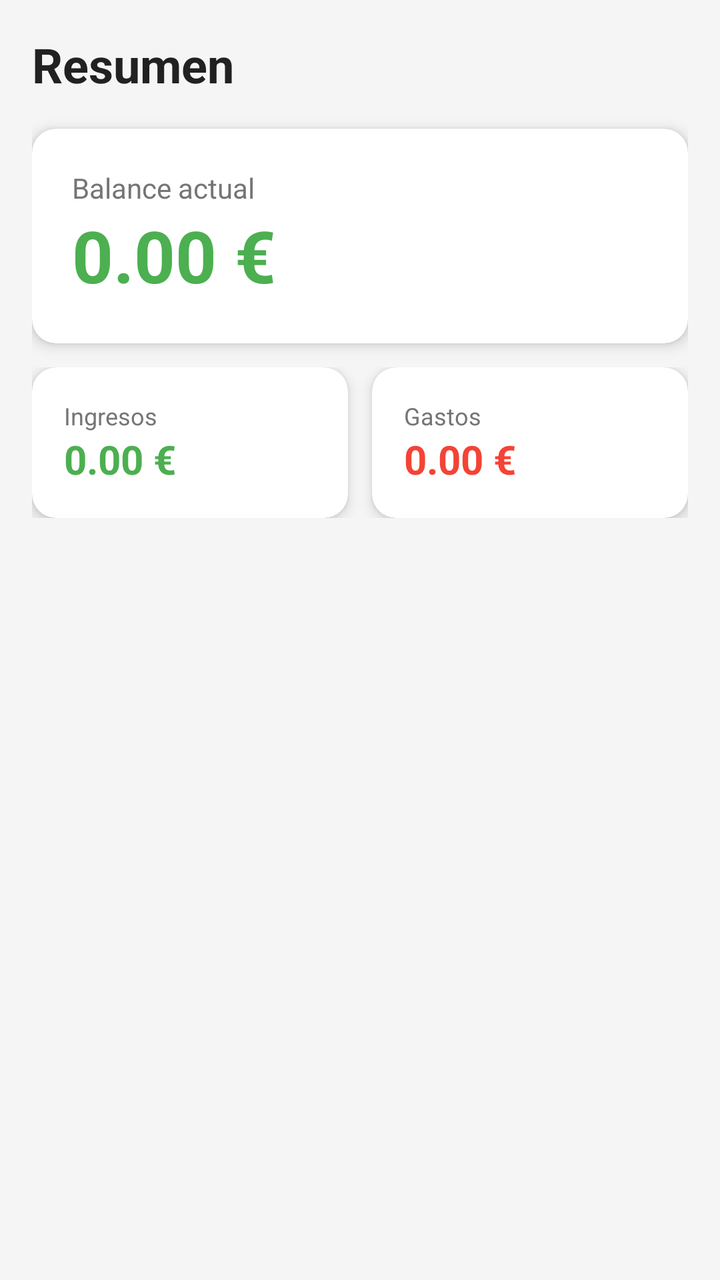
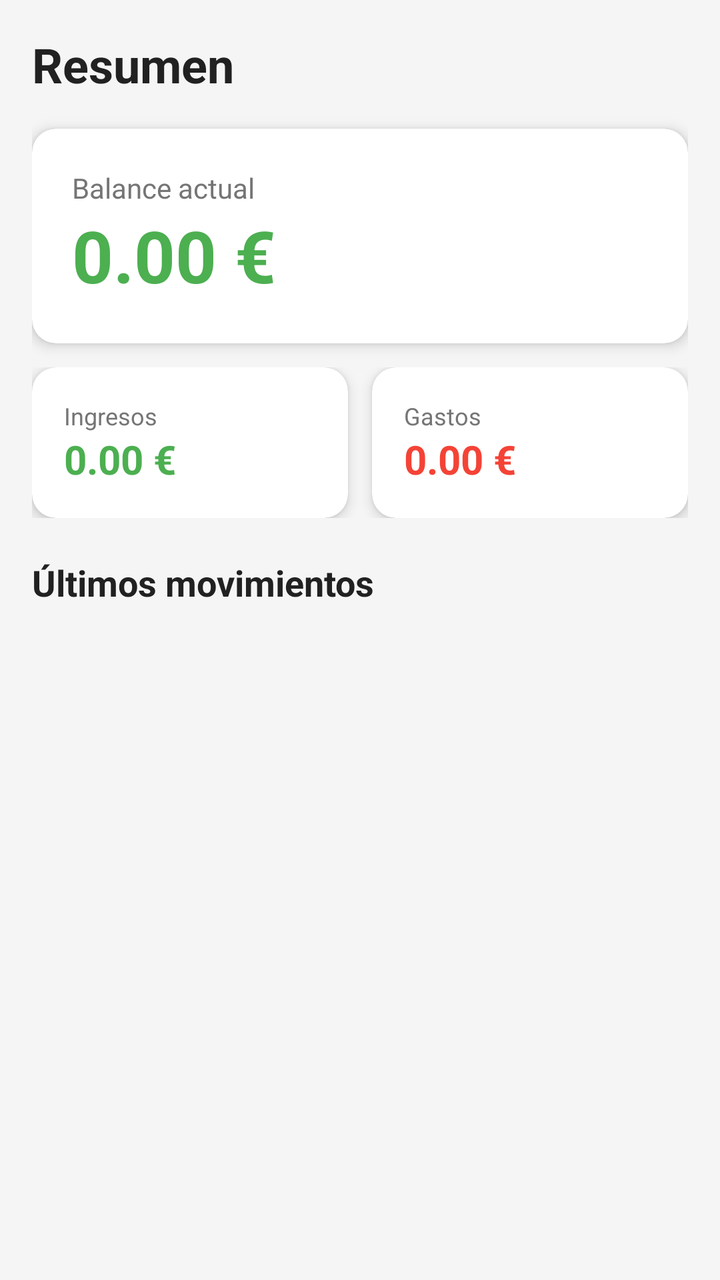

The first picture is an Android layout as it rendered before a commit; the second is the same layout after the commit. The layout source and the unified diff follow.
<!-- AndroidManifest.xml: application theme Theme.Zentryc -->
<!-- res/layout/fragment_dashboard.xml -->
<?xml version="1.0" encoding="utf-8"?>
<ScrollView xmlns:android="http://schemas.android.com/apk/res/android"
    android:layout_width="match_parent"
    android:layout_height="match_parent"
    android:background="#F5F5F5">

    <LinearLayout
        android:layout_width="match_parent"
        android:layout_height="wrap_content"
        android:orientation="vertical"
        android:padding="16dp">

        
        <TextView
            android:layout_width="wrap_content"
            android:layout_height="wrap_content"
            android:text="Resumen"
            android:textSize="24sp"
            android:textStyle="bold"
            android:textColor="#212121"
            android:layout_marginBottom="16dp" />

        
        <androidx.cardview.widget.CardView
            android:layout_width="match_parent"
            android:layout_height="wrap_content"
            android:layout_marginBottom="12dp"
            app:cardCornerRadius="12dp"
            app:cardElevation="4dp"
            xmlns:app="http://schemas.android.com/apk/res-auto">

            <LinearLayout
                android:layout_width="match_parent"
                android:layout_height="wrap_content"
                android:orientation="vertical"
                android:padding="20dp">

                <TextView
                    android:layout_width="wrap_content"
                    android:layout_height="wrap_content"
                    android:text="Balance actual"
                    android:textSize="14sp"
                    android:textColor="#757575" />

                <TextView
                    android:id="@+id/tvBalance"
                    android:layout_width="wrap_content"
                    android:layout_height="wrap_content"
                    android:text="0.00 €"
                    android:textSize="36sp"
                    android:textStyle="bold"
                    android:textColor="#4CAF50" />

            </LinearLayout>
        </androidx.cardview.widget.CardView>

        
        <LinearLayout
            android:layout_width="match_parent"
            android:layout_height="wrap_content"
            android:orientation="horizontal"
            android:layout_marginBottom="12dp">

            
            <androidx.cardview.widget.CardView
                android:layout_width="0dp"
                android:layout_height="wrap_content"
                android:layout_weight="1"
                android:layout_marginEnd="6dp"
                app:cardCornerRadius="12dp"
                app:cardElevation="4dp"
                xmlns:app="http://schemas.android.com/apk/res-auto">

                <LinearLayout
                    android:layout_width="match_parent"
                    android:layout_height="wrap_content"
                    android:orientation="vertical"
                    android:padding="16dp">

                    <TextView
                        android:layout_width="wrap_content"
                        android:layout_height="wrap_content"
                        android:text="Ingresos"
                        android:textSize="12sp"
                        android:textColor="#757575" />

                    <TextView
                        android:id="@+id/tvTotalIncome"
                        android:layout_width="wrap_content"
                        android:layout_height="wrap_content"
                        android:text="0.00 €"
                        android:textSize="20sp"
                        android:textStyle="bold"
                        android:textColor="#4CAF50" />

                </LinearLayout>
            </androidx.cardview.widget.CardView>

            
            <androidx.cardview.widget.CardView
                android:layout_width="0dp"
                android:layout_height="wrap_content"
                android:layout_weight="1"
                android:layout_marginStart="6dp"
                app:cardCornerRadius="12dp"
                app:cardElevation="4dp"
                xmlns:app="http://schemas.android.com/apk/res-auto">

                <LinearLayout
                    android:layout_width="match_parent"
                    android:layout_height="wrap_content"
                    android:orientation="vertical"
                    android:padding="16dp">

                    <TextView
                        android:layout_width="wrap_content"
                        android:layout_height="wrap_content"
                        android:text="Gastos"
                        android:textSize="12sp"
                        android:textColor="#757575" />

                    <TextView
                        android:id="@+id/tvTotalExpenses"
                        android:layout_width="wrap_content"
                        android:layout_height="wrap_content"
                        android:text="0.00 €"
                        android:textSize="20sp"
                        android:textStyle="bold"
                        android:textColor="#F44336" />

                </LinearLayout>
            </androidx.cardview.widget.CardView>

        </LinearLayout>

    </LinearLayout>
</ScrollView>
<!-- resources referenced by this layout -->
<resources>
  <style name="Theme.Zentryc" parent="Base.Theme.Zentryc" />
  <style name="Base.Theme.Zentryc" parent="Theme.Material3.DayNight.NoActionBar">
          
          
      </style>
</resources>

<!-- the commit's change to res/layout/fragment_dashboard.xml (unified diff, before → after) -->
@@ -1,5 +1,6 @@
 <?xml version="1.0" encoding="utf-8"?>
 <ScrollView xmlns:android="http://schemas.android.com/apk/res/android"
+    xmlns:app="http://schemas.android.com/apk/res-auto"
     android:layout_width="match_parent"
     android:layout_height="match_parent"
     android:background="#F5F5F5">
@@ -26,8 +27,7 @@
             android:layout_height="wrap_content"
             android:layout_marginBottom="12dp"
             app:cardCornerRadius="12dp"
-            app:cardElevation="4dp"
-            xmlns:app="http://schemas.android.com/apk/res-auto">
+            app:cardElevation="4dp">
 
             <LinearLayout
                 android:layout_width="match_parent"
@@ -59,7 +59,7 @@
             android:layout_width="match_parent"
             android:layout_height="wrap_content"
             android:orientation="horizontal"
-            android:layout_marginBottom="12dp">
+            android:layout_marginBottom="20dp">
 
             
             <androidx.cardview.widget.CardView
@@ -68,8 +68,7 @@
                 android:layout_weight="1"
                 android:layout_marginEnd="6dp"
                 app:cardCornerRadius="12dp"
-                app:cardElevation="4dp"
-                xmlns:app="http://schemas.android.com/apk/res-auto">
+                app:cardElevation="4dp">
 
                 <LinearLayout
                     android:layout_width="match_parent"
@@ -103,8 +102,7 @@
                 android:layout_weight="1"
                 android:layout_marginStart="6dp"
                 app:cardCornerRadius="12dp"
-                app:cardElevation="4dp"
-                xmlns:app="http://schemas.android.com/apk/res-auto">
+                app:cardElevation="4dp">
 
                 <LinearLayout
                     android:layout_width="match_parent"
@@ -133,5 +131,21 @@
 
         </LinearLayout>
 
+        
+        <TextView
+            android:layout_width="wrap_content"
+            android:layout_height="wrap_content"
+            android:text="Últimos movimientos"
+            android:textSize="18sp"
+            android:textStyle="bold"
+            android:textColor="#212121"
+            android:layout_marginBottom="8dp" />
+
+        <androidx.recyclerview.widget.RecyclerView
+            android:id="@+id/recyclerRecent"
+            android:layout_width="match_parent"
+            android:layout_height="wrap_content"
+            android:nestedScrollingEnabled="false" />
+
     </LinearLayout>
 </ScrollView>
